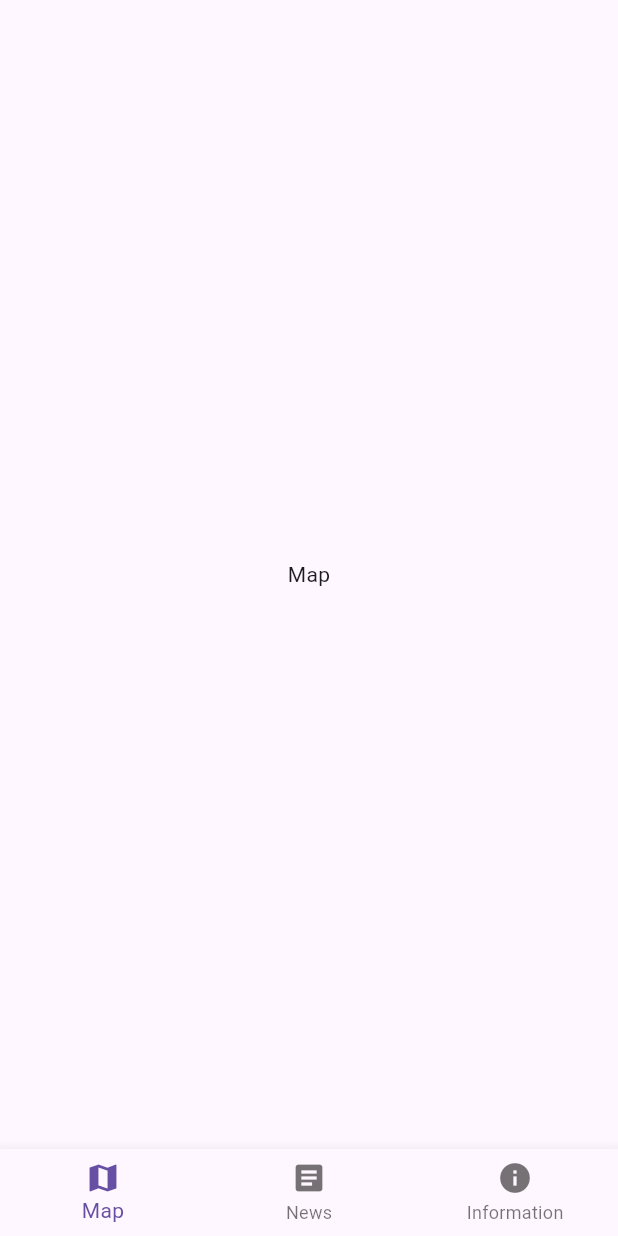
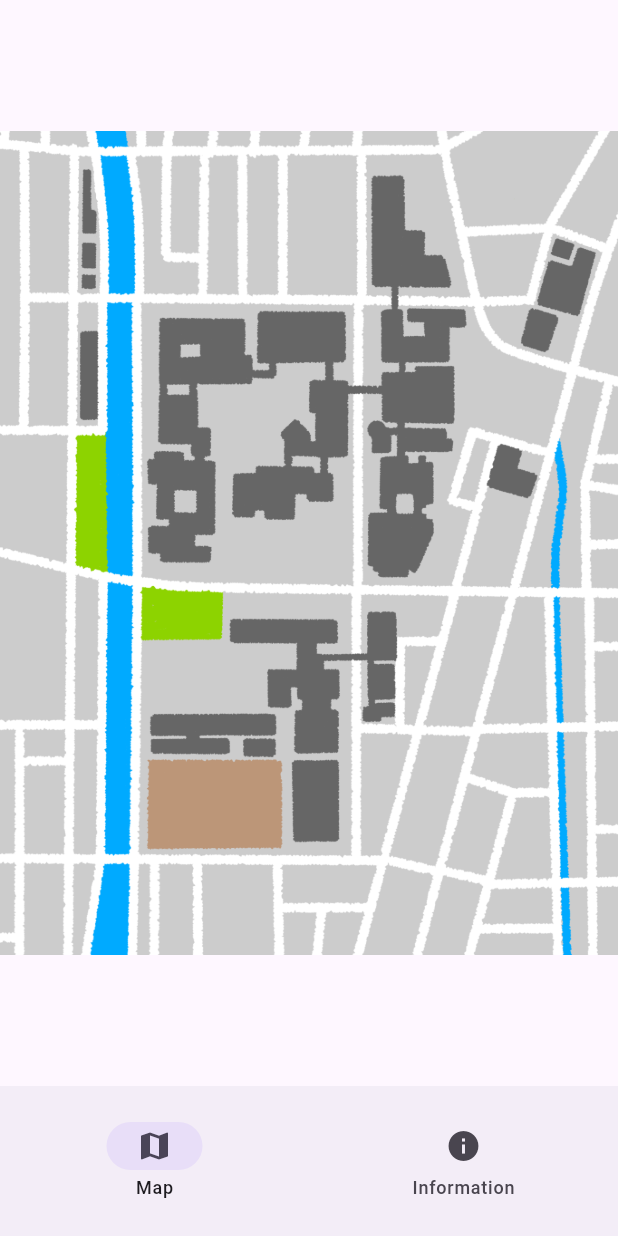
Before and after one commit to zawataku/KIT_Map, a Flutter app: the screen it shows after launch, on a phone screen of 412 x 824 dp. Run offline on Flutter 3.47's test engine with Material 3 defaults, Android fonts, the light colour scheme and no system bars.

Commit message:
add:map追加

```diff
--- a/lib/bottom_navigation/bottom_navigation.dart
+++ b/lib/bottom_navigation/bottom_navigation.dart
@@ -12,19 +12,17 @@ class BottomNavigationBarWidget extends StatelessWidget {
 
   @override
   Widget build(BuildContext context) {
-    return BottomNavigationBar(
-      currentIndex: selectedIndex,
-      onTap: onItemTapped,
-      items: const [
-        BottomNavigationBarItem(
+    return NavigationBar(
+      selectedIndex: selectedIndex,
+      onDestinationSelected: onItemTapped,
+      elevation: 10,
+      height: 100,
+      destinations: const [
+        NavigationDestination(
           icon: Icon(Icons.map),
           label: 'Map',
         ),
-        BottomNavigationBarItem(
-          icon: Icon(Icons.article),
-          label: 'News',
-        ),
-        BottomNavigationBarItem(
+        NavigationDestination(
           icon: Icon(Icons.info),
           label: 'Information',
         ),
--- a/lib/main.dart
+++ b/lib/main.dart
@@ -1,6 +1,5 @@
 import 'package:flutter/material.dart';
 import 'map/map_screen.dart';
-import 'news/news_screen.dart';
 import 'information/information_screen.dart';
 import 'bottom_navigation/bottom_navigation.dart';
 
@@ -14,7 +13,7 @@
   @override
   Widget build(BuildContext context) {
     return MaterialApp(
-      title: 'KIT_Map_and_News',
+      title: 'KIT-Maps',
       theme: ThemeData(useMaterial3: true),
       home: const HomeScreen(),
     );
@@ -33,7 +32,6 @@
 
   final List<Widget> _screens = [
     const MapScreen(),
-    const NewsScreen(),
     const InformationScreen(),
   ];
 
--- a/lib/map/map_screen.dart
+++ b/lib/map/map_screen.dart
@@ -5,8 +5,23 @@ class MapScreen extends StatelessWidget {
 
   @override
   Widget build(BuildContext context) {
-    return const Center(
-      child: Text('Map'),
+    return InteractiveViewer(
+      constrained: true, // 子 Widget に親のサイズ制約が適用されるか
+      panEnabled: true, // pan操作を許容するか
+      scaleEnabled: true, // 拡大縮小を許容するか
+      boundaryMargin: const EdgeInsets.all(-10), // pan 可能なマージン
+      minScale: 1, // 拡大率の最小値
+      maxScale: 10.0, // 拡大率の最大値
+      child: Stack(
+        // 画像を貼り付け
+        fit: StackFit.expand,
+        children: <Widget>[
+          Image.asset(
+            "assets/images/map_2024.png",
+            fit: BoxFit.fitWidth,
+          ),
+        ],
+      ),
     );
   }
 }
--- a/lib/news/news_screen.dart
+++ /dev/null
@@ -1,12 +0,0 @@
-import 'package:flutter/material.dart';
-
-class NewsScreen extends StatelessWidget {
-  const NewsScreen({Key? key}) : super(key: key);
-
-  @override
-  Widget build(BuildContext context) {
-    return const Center(
-      child: Text('News'),
-    );
-  }
-}
--- a/pubspec.yaml
+++ b/pubspec.yaml
@@ -1,4 +1,4 @@
-name: kit_map_and_news
+name: kit_map
 description: "A new Flutter project."
 # The following line prevents the package from being accidentally published to
 # pub.dev using `flutter pub publish`. This is preferred for private packages.
@@ -88,3 +88,6 @@ flutter:
   #
   # For details regarding fonts from package dependencies,
   # see https://flutter.dev/to/font-from-package
+
+  assets:
+     - assets/images/map_2024.png
```
Also changed, not shown: assets/images/map_1973.png (added), assets/images/map_2024.png (added), lib/map/map_modal.dart (added).
